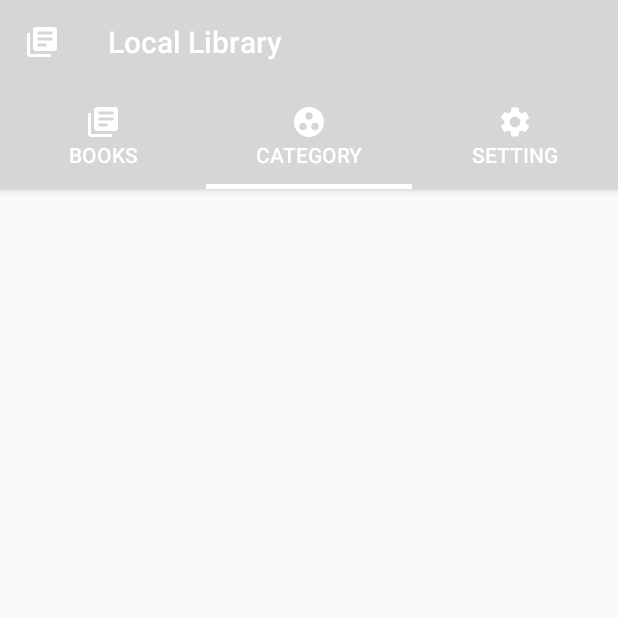
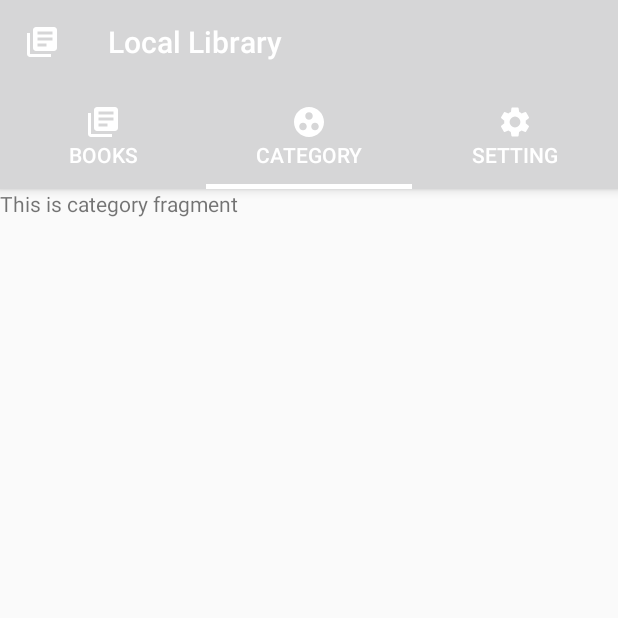
Before and after one commit to Tech-House-Pyay/LibraryManagementSystem, an Android app: the screen it shows after launch (MainActivity), tab 2 chosen, on a phone screen of 412 x 824 dp, the top half of it. Run offline under Robolectric (Android 15) with nearby library versions, the phone set to English and light mode, and no system bars.

Commit message:
add text

```diff
--- a/app/src/main/res/layout/fragment_category.xml
+++ b/app/src/main/res/layout/fragment_category.xml
@@ -4,6 +4,11 @@
     android:layout_width="match_parent"
     android:layout_height="match_parent"
     tools:context=".ui.CategoryFragment">
+    <TextView
+        android:layout_width="match_parent"
+        android:layout_height="wrap_content"
+        android:text="This is category fragment"
+        />
 
 
 </LinearLayout>
```
